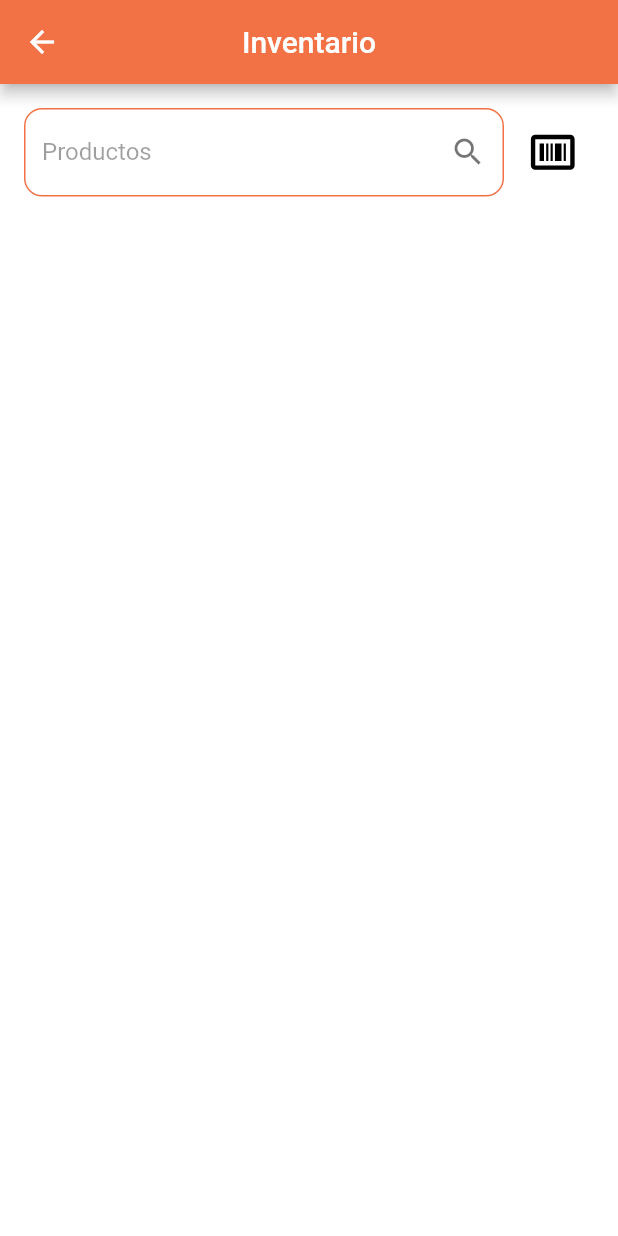
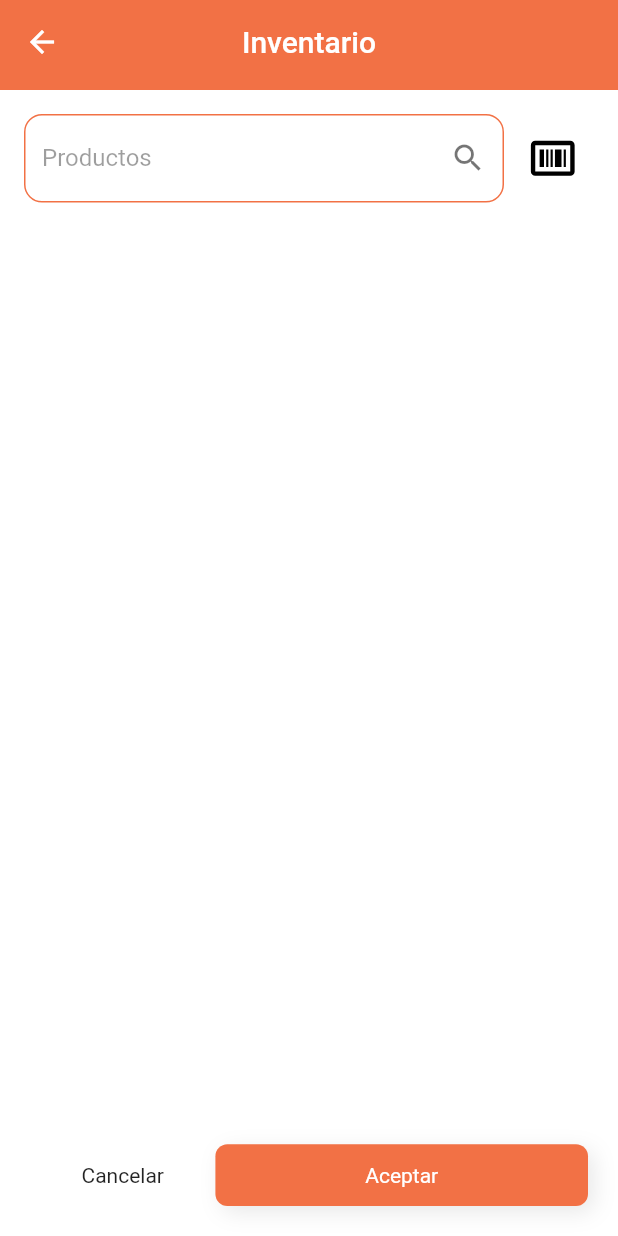
Before and after one commit to dafm10/flutter_vscode_frikitec, a Flutter app: the InventoryPage screen opened directly, on a phone screen of 412 x 824 dp. Run offline on Flutter 3.47's test engine with Material 2 defaults, Android fonts, the phone set to English and light mode, and no system bars; our stand-ins replace flutter_svg, google_fonts.

Commit message:
inventory 2

```diff
--- /dev/null
+++ b/lib/pages/admin/components/custom_appbar_widget.dart
@@ -0,0 +1,25 @@
+import 'package:flutter/material.dart';
+import 'package:flutter_vscode_frikitec/ui/general/constants.dart';
+
+class CustomAppbarWidget extends StatelessWidget
+    implements PreferredSizeWidget {
+  final String title;
+
+  const CustomAppbarWidget({
+    Key? key,
+    required this.title,
+  }) : super(key: key);
+
+  @override
+  Widget build(BuildContext context) {
+    return AppBar(
+      backgroundColor: primaryColor,
+      title: const Text("Inventario"),
+      centerTitle: true,
+      elevation: 0,
+    );
+  }
+
+  @override
+  Size get preferredSize => const Size.fromHeight(60.0);
+}
--- a/lib/pages/admin/home_page.dart
+++ b/lib/pages/admin/home_page.dart
@@ -1,6 +1,6 @@
 import 'package:flutter/material.dart';
 import 'package:flutter_vscode_frikitec/pages/admin/components/item_control_widget.dart';
-import 'package:flutter_vscode_frikitec/pages/admin/inventory/inventory_page.dart';
+import 'package:flutter_vscode_frikitec/pages/admin/inventory_page.dart';
 
 class HomePage extends StatefulWidget {
   const HomePage({Key? key}) : super(key: key);
--- a/lib/pages/admin/inventory/inventory_page.dart
+++ /dev/null
@@ -1,49 +0,0 @@
-import 'package:flutter/material.dart';
-import 'package:flutter_svg/svg.dart';
-import 'package:flutter_vscode_frikitec/pages/admin/inventory/components/text_search_widget.dart';
-import 'package:flutter_vscode_frikitec/ui/general/constants.dart';
-
-class InventoryPage extends StatefulWidget {
-  InventoryPage({Key? key}) : super(key: key);
-
-  @override
-  State<InventoryPage> createState() => _InventoryPage();
-}
-
-class _InventoryPage extends State<InventoryPage> {
-  @override
-  Widget build(BuildContext context) {
-    return Scaffold(
-      backgroundColor: Colors.white,
-      appBar: AppBar(
-        backgroundColor: primaryColor,
-        title: const Text("Inventario"),
-        centerTitle: true,
-      ),
-      body: Padding(
-        padding: paddinPrimary,
-        child: Column(
-          children: [
-            Row(
-              children: [
-                Expanded(
-                  child: TextSearchwidget(
-                    labelText: "Productos",
-                    icon: Icons.search,
-                  ),
-                ),
-                Padding(
-                  padding: const EdgeInsets.only(left: 15.0, right: 10.0),
-                  child: SvgPicture.asset(
-                    "assets/icons/barcode.svg",
-                    height: 35,
-                  ),
-                ),
-              ],
-            ),
-          ],
-        ),
-      ),
-    );
-  }
-}
--- /dev/null
+++ b/lib/pages/admin/inventory_page.dart
@@ -0,0 +1,95 @@
+import 'package:flutter/material.dart';
+import 'package:flutter_svg/svg.dart';
+import 'package:flutter_vscode_frikitec/pages/admin/components/custom_appbar_widget.dart';
+import 'package:flutter_vscode_frikitec/pages/admin/components/text_search_widget.dart';
+import 'package:flutter_vscode_frikitec/ui/general/constants.dart';
+
+class InventoryPage extends StatefulWidget {
+  InventoryPage({Key? key}) : super(key: key);
+
+  @override
+  State<InventoryPage> createState() => _InventoryPage();
+}
+
+class _InventoryPage extends State<InventoryPage> {
+  @override
+  Widget build(BuildContext context) {
+    Size size = MediaQuery.of(context).size;
+
+    return Scaffold(
+      backgroundColor: Colors.white,
+      appBar: const CustomAppbarWidget(
+        title: "Inventario",
+      ),
+      body: Stack(
+        children: [
+          Padding(
+            padding: paddinPrimary,
+            child: Column(
+              children: [
+                Row(
+                  children: [
+                    Expanded(
+                      child: TextSearchwidget(
+                        labelText: "Productos",
+                        icon: Icons.search,
+                      ),
+                    ),
+                    Padding(
+                      padding: const EdgeInsets.only(left: 15.0, right: 10.0),
+                      child: SvgPicture.asset(
+                        "assets/icons/barcode.svg",
+                        height: 35,
+                      ),
+                    ),
+                  ],
+                ),
+              ],
+            ),
+          ),
+          Align(
+            alignment: Alignment.bottomCenter,
+            child: Padding(
+              padding:
+                  const EdgeInsets.symmetric(vertical: 20.0, horizontal: 20.0),
+              child: Row(
+                children: [
+                  Container(
+                    alignment: Alignment.center,
+                    width: size.width * 0.3,
+                    height: size.height * 0.05,
+                    child: const Text(
+                      "Cancelar",
+                    ),
+                  ),
+                  Expanded(
+                    child: Container(
+                      alignment: Alignment.center,
+                      width: size.width * 0.65,
+                      height: size.height * 0.05,
+                      decoration: BoxDecoration(
+                        color: primaryColor,
+                        borderRadius: BorderRadius.circular(8.0),
+                        boxShadow: [
+                          BoxShadow(
+                            color: Colors.black54.withOpacity(0.09),
+                            blurRadius: 12.0,
+                            offset: const Offset(4, 4),
+                          ),
+                        ],
+                      ),
+                      child: const Text(
+                        "Aceptar",
+                        style: TextStyle(color: Colors.white),
+                      ),
+                    ),
+                  ),
+                ],
+              ),
+            ),
+          ),
+        ],
+      ),
+    );
+  }
+}
```
Also changed, not shown: lib/pages/admin/components/text_search_widget.dart (renamed from lib/pages/admin/inventory/components/text_search_widget.dart).
